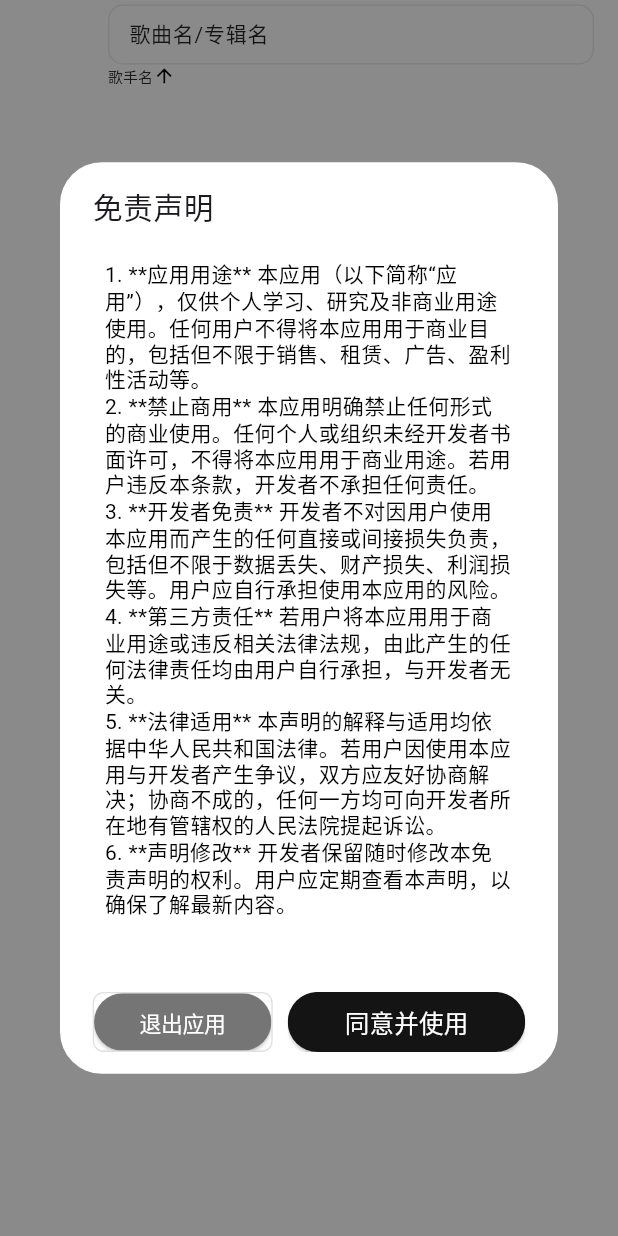
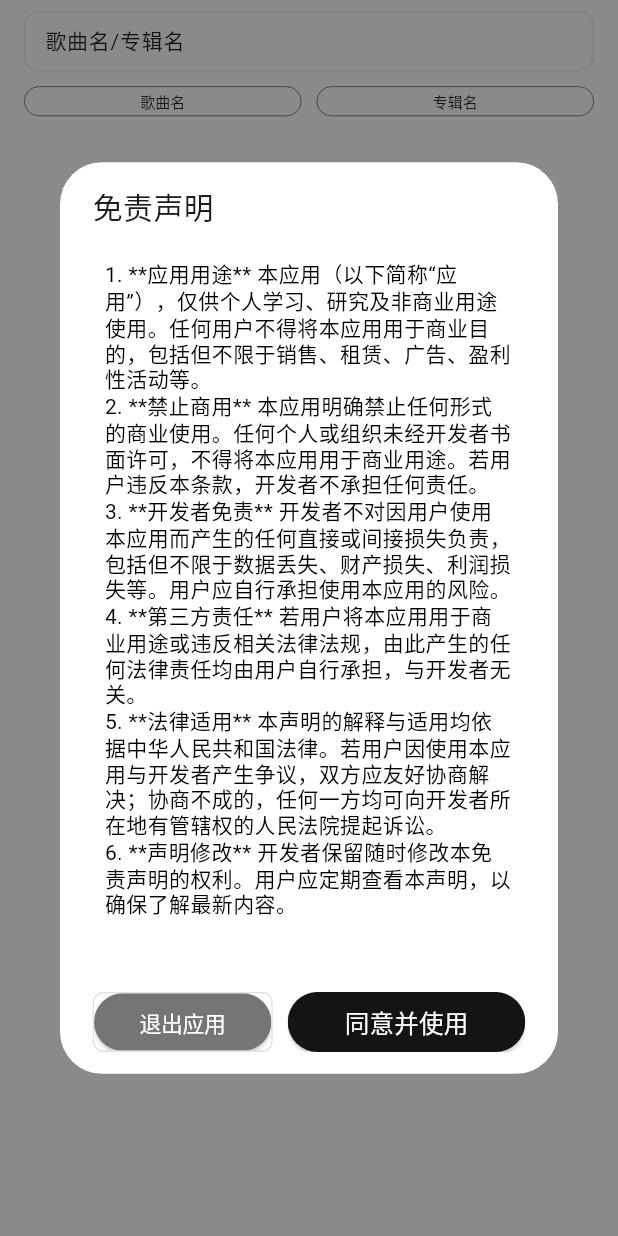
Before and after one commit to WernerWu5/music-demo, a Flutter app: the screen it shows after launch, on a phone screen of 412 x 824 dp. Run offline on Flutter 3.47's test engine with Material 3 defaults, Android fonts, the phone set to English and light mode, and no system bars; drawn by our look-alikes of flutter_html, oktoast, skeletonizer; our stand-ins replace auto_route, cached_network_image, connectivity_plus, device_info_plus, dio, easy_debounce and 31 more; missing offline and left inert: deep_collection, listview_infinite_pagination, shorebird_code_push, wolt_modal_sheet; accounts and stored records are empty; generated files the repository leaves out were written again; statements that could not run were skipped.

Commit message:
feat: 增加排序更新及逻辑排序

```diff
--- a/lib/pages/home/home.dart
+++ b/lib/pages/home/home.dart
@@ -6,14 +6,18 @@ import 'package:connectivity_plus/connectivity_plus.dart';
 import 'package:distribution_mall_flutter/constant/constant.dart';
 import 'package:distribution_mall_flutter/mixins/page_stay_time.dart';
 import 'package:distribution_mall_flutter/pages/home/application/home_service.dart';
+import 'package:distribution_mall_flutter/pages/home/domain/music_entity.dart';
 import 'package:distribution_mall_flutter/pages/home/home_provider.dart';
 import 'package:distribution_mall_flutter/pages/home/widgets/agreement.dart';
 import 'package:distribution_mall_flutter/pages/home/widgets/home_appbar.dart';
+import 'package:distribution_mall_flutter/utils/image_loader.dart';
 import 'package:distribution_mall_flutter/utils/storage.dart';
 import 'package:distribution_mall_flutter/widgets/shimmer.dart';
+import 'package:easy_refresh/easy_refresh.dart';
 import 'package:flutter/material.dart';
 import 'package:flutter_riverpod/flutter_riverpod.dart';
 import 'package:flutter_smart_dialog/flutter_smart_dialog.dart';
+import 'package:listview_infinite_pagination/listview_infinite_pagination.dart';
 
 final GlobalKey<ScaffoldState> _homeKey = GlobalKey<ScaffoldState>();
 
@@ -60,25 +64,34 @@ class _HomePage extends ConsumerState<HomePage>
 
   @override
   Widget build(BuildContext context) {
+    final state = ref.watch(homeProvider);
     ref.watch(homeServiceProvider);
     return Scaffold(
         key: _homeKey,
-        appBar: HomeAppbar(
-          context: context,
-        ),
-        // endDrawer: Drawer(
-        //   width: 300,
-        //   child: Container(
-        //     padding: const EdgeInsets.symmetric(horizontal: 20, vertical: 25),
-        //     child: const HeaderBar(),
-        //   ),
-        // ),
+        appBar: const HomeAppbar(),
         body: EPShimmer(
-          enabled: true,
-          child: SingleChildScrollView(
-            child: Column(
-              children: [],
-            ),
+          enabled: state.loading,
+          child: ListView.builder(
+            itemCount: state.data.length, // 列表项总数
+            itemBuilder: (context, index) {
+              return Card(
+                child: Column(
+                  mainAxisSize: MainAxisSize.min,
+                  children: <Widget>[
+                    ListTile(
+                      leading: ImageLoader.imageNet(
+                          state.data[index].artworkUrl60 ?? '',
+                          width: 60,
+                          height: 60,
+                          fit: BoxFit.cover),
+                      title: Text(
+                          '${state.data[index].artistName} - ${state.data[index].trackName}'),
+                      subtitle: Text('${state.data[index].collectionName}'),
+                    ),
+                  ],
+                ),
+              );
+            },
           ),
         ));
   }
--- a/lib/pages/home/widgets/home_appbar.dart
+++ b/lib/pages/home/widgets/home_appbar.dart
@@ -1,21 +1,68 @@
 import 'package:distribution_mall_flutter/constant/cf_constant.dart';
 import 'package:distribution_mall_flutter/constant/image_constant.dart';
+import 'package:distribution_mall_flutter/constant/status_constant.dart';
+import 'package:distribution_mall_flutter/pages/home/application/home_service.dart';
 import 'package:distribution_mall_flutter/pages/home/home_provider.dart';
 import 'package:distribution_mall_flutter/utils/image_loader.dart';
 import 'package:distribution_mall_flutter/widgets/icon_button.dart';
 import 'package:flutter/material.dart';
 import 'package:hooks_riverpod/hooks_riverpod.dart';
+import 'package:easy_debounce/easy_debounce.dart';
+import 'package:oktoast/oktoast.dart';
 
 class HomeAppbar extends ConsumerWidget implements PreferredSizeWidget {
-  final BuildContext context;
-
-  const HomeAppbar({super.key, required this.context});
+  const HomeAppbar({super.key});
 
   @override
   Widget build(BuildContext context, WidgetRef ref) {
+    final activeSelect = ref.watch(homeProvider).activeSelect;
+
+    Widget renderBtn(String type) {
+      return Expanded(
+          child: InkWell(
+        onTap: () {
+          ref.read(homeServiceProvider).sortData(
+              sort: activeSelect.isEmpty ? 1 : (activeSelect[1] == 0 ? 1 : 0),
+              type: type);
+        },
+        child: Container(
+          height: 20,
+          decoration: BoxDecoration(
+            border: Border.all(
+              color: ColorConstant.black89,
+              width: 0.5,
+            ),
+            borderRadius: BorderRadius.circular(24),
+            color: (activeSelect.isNotEmpty && activeSelect[0] == type)
+                ? ColorConstant.grey246
+                : Colors.transparent,
+          ),
+          child: Row(
+            mainAxisAlignment: MainAxisAlignment.center,
+            crossAxisAlignment: CrossAxisAlignment.center,
+            children: [
+              Text(
+                type == MusicType.song ? '歌曲名' : '专辑名',
+                style: const TextStyle(
+                  color: ColorConstant.black45,
+                  fontSize: FontConstant.f10,
+                ),
+              ),
+              if (activeSelect.isNotEmpty && activeSelect[0] == type)
+                Icon(
+                    activeSelect[1] == 1
+                        ? Icons.arrow_upward
+                        : Icons.arrow_downward,
+                    size: 10)
+            ],
+          ),
+        ),
+      ));
+    }
+
     return AppBar(
-      // leadingWidth: 116,
-      // toolbarHeight: 58,
+      leadingWidth: 0,
+      toolbarHeight: 80,
       // scrolledUnderElevation: 0,
       // backgroundColor:
       leading: const SizedBox.shrink(),
@@ -26,7 +73,13 @@ class HomeAppbar extends ConsumerWidget implements PreferredSizeWidget {
             SizedBox(
               height: 40,
               child: TextField(
-                onChanged: (str) {},
+                onChanged: (str) {
+                  // 防抖
+                  EasyDebounce.debounce(
+                      'input-debounce',
+                      const Duration(milliseconds: 300),
+                      () => ref.read(homeServiceProvider).search(str));
+                },
                 decoration: InputDecoration(
                   contentPadding: const EdgeInsets.only(left: 10),
                   hintText: '歌曲名/专辑名',
@@ -41,26 +94,17 @@ class HomeAppbar extends ConsumerWidget implements PreferredSizeWidget {
                 ),
               ),
             ),
-            Row(
-              children: [
-                Container(
-                  child: InkWell(
-                    child: Row(
-                      children: [
-                        Text(
-                          '歌手名',
-                          style: TextStyle(
-                            color: ColorConstant.black45,
-                            fontSize: FontConstant.f10,
-                          ),
-                        ),
-                        Icon(Icons.arrow_upward, size: 15)
-                      ],
-                    ),
+            Padding(
+              padding: const EdgeInsets.only(top: EdgeConstant.edge10),
+              child: Row(
+                children: [
+                  renderBtn(MusicType.song),
+                  const SizedBox(
+                    width: 10,
                   ),
-                ),
-                Container(),
-              ],
+                  renderBtn(MusicType.collection),
+                ],
+              ),
             )
           ],
         ),
@@ -69,5 +113,5 @@ class HomeAppbar extends ConsumerWidget implements PreferredSizeWidget {
   }
 
   @override
-  Size get preferredSize => const Size(double.infinity, 70);
+  Size get preferredSize => const Size(double.infinity, 80);
 }
--- a/pubspec.yaml
+++ b/pubspec.yaml
@@ -35,6 +35,7 @@ dependencies:
   cupertino_icons: ^1.0.2
   firebase_crashlytics: ^3.5.5
   fl_chart: ^0.70.2
+  listview_infinite_pagination: ^0.0.16
   webview_flutter: ^4.4.4
   flutter_popup: ^3.1.8
   flutter_fortune_wheel: ^1.3.1
```
Also changed, not shown: lib/http/init.dart (+10 -21 lines), lib/http/interceptor.dart (+1 -31 lines), lib/http/modules/music.dart (+22 -4 lines), lib/pages/home/application/home_service.dart (+83 -8 lines), lib/pages/home/domain/music_entity.dart (+31 -31 lines), lib/pages/home/home_provider.dart (+32 -0 lines), lib/pages/home/state/home_state.dart (+13 -7 lines), lib/pages/home/domain/music_entity.freezed.dart, lib/pages/home/state/home_state.freezed.dart.
